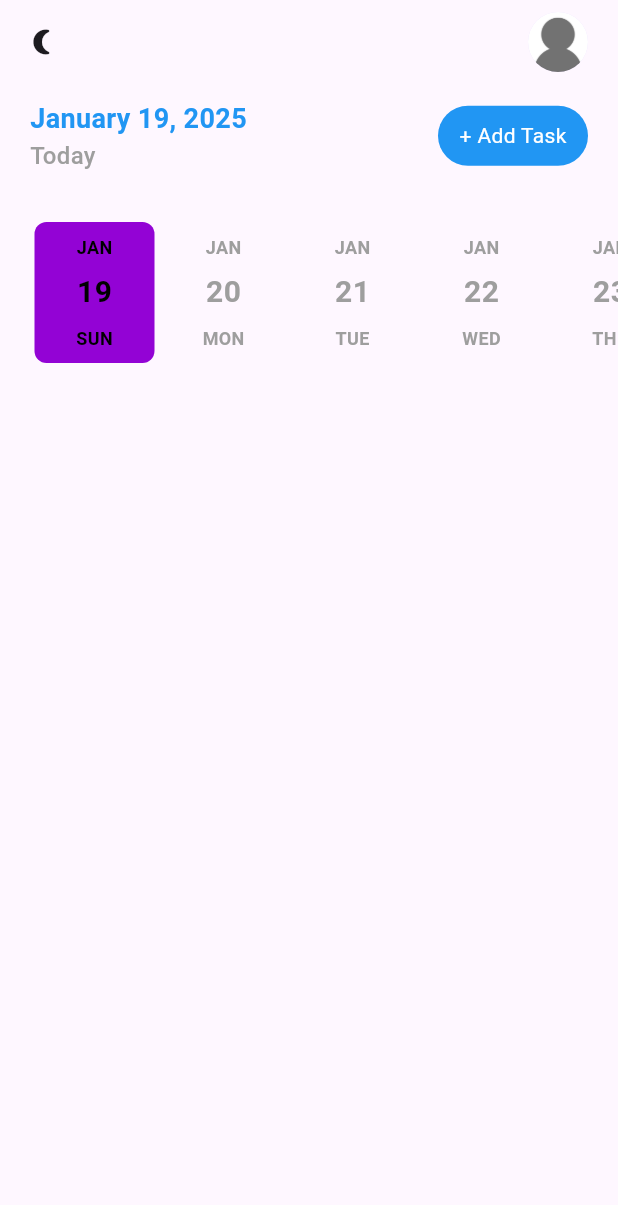
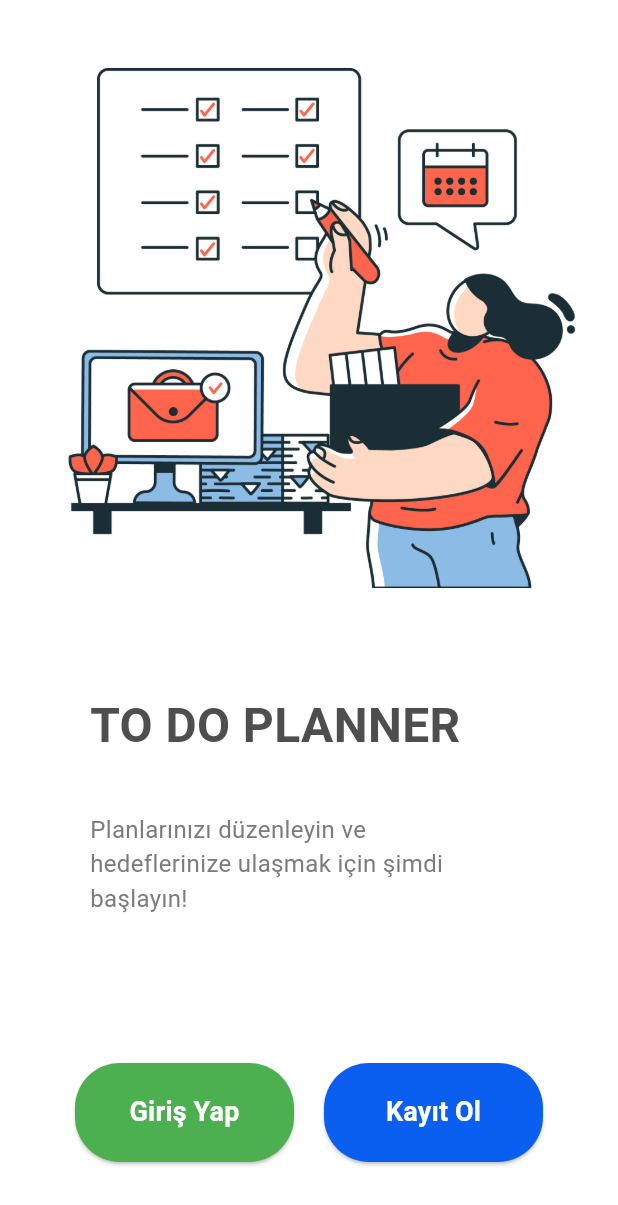
Before and after one commit to simgemede/MobileToDoPlanner, a Flutter app: the screen it shows after launch, on a phone screen of 412 x 824 dp. Shown: the top 1205 px of the screen. Run offline on Flutter 3.47's test engine with Material 3 defaults, Android fonts, the light colour scheme and no system bars; drawn by our look-alikes of date_picker_timeline; our stand-ins replace get, get_storage, sqflite; accounts and stored records are empty.

Commit message:
upd
giris kayıt

```diff
--- a/mobile_to_do_planner/lib/main.dart
+++ b/mobile_to_do_planner/lib/main.dart
@@ -4,7 +4,12 @@ import 'package:get_storage/get_storage.dart';
 import 'package:mobile_to_do_planner/UI/home_page.dart';
 import 'package:mobile_to_do_planner/UI/theme.dart';
 import 'package:mobile_to_do_planner/db/db_helper.dart';
+import 'package:mobile_to_do_planner/screens/baslangic_ekrani.dart';
+import 'package:mobile_to_do_planner/screens/giris_ekrani.dart';
+import 'package:mobile_to_do_planner/screens/kayit_ekrani.dart';
 import 'package:mobile_to_do_planner/services/theme_services.dart';
+
+
 
 Future<void> main() async {
   WidgetsFlutterBinding.ensureInitialized();
@@ -25,7 +30,11 @@ class MyApp extends StatelessWidget {
       theme: Themes.aydinlik,
       darkTheme: Themes.karanlik,
       themeMode: TemaServisi().temaModu,
-      home: Anasayfa(),
+      home: const BaslangicEkrani(),
+      routes: {
+        '/GirisEkrani': (context) => const GirisEkrani(),
+        '/kayitEkrani': (context) => const KayitEkrani(),
+      },
     );
   }
 }
--- /dev/null
+++ b/mobile_to_do_planner/lib/screens/baslangic_ekrani.dart
@@ -0,0 +1,128 @@
+import 'package:flutter/material.dart';
+
+class BaslangicEkrani extends StatelessWidget {
+  const BaslangicEkrani({super.key});
+
+  @override
+  Widget build(BuildContext context) {
+    return Scaffold(
+      backgroundColor:
+          const Color.fromARGB(255, 255, 255, 255), // Arka plan rengi
+      body: SafeArea(
+        child: Column(
+          crossAxisAlignment: CrossAxisAlignment.stretch,
+          children: [
+            // Üst Görsel Bölümü
+            Expanded(
+              flex: 5,
+              child: Padding(
+                padding: const EdgeInsets.all(20.0),
+                child: Image.asset(
+                  'images/baslangic.jpg', // Görsel dosyası yolu
+                  fit: BoxFit.contain,
+                ),
+              ),
+            ),
+            // Metin ve Açıklama Bölümü
+            Expanded(
+              flex: 3,
+              child: Padding(
+                padding: const EdgeInsets.symmetric(horizontal: 60.0),
+                child: Column(
+                  mainAxisAlignment: MainAxisAlignment.center,
+                  crossAxisAlignment: CrossAxisAlignment.start,
+                  children: [
+                    Text(
+                      'TO DO PLANNER',
+                      style: TextStyle(
+                        fontSize: 32,
+                        fontWeight: FontWeight.bold,
+                        color: Color(0xFF4E4E4E),
+                      ),
+                    ),
+                    const SizedBox(height: 35),
+                    Container(
+                      constraints: BoxConstraints(maxWidth: 250),
+                      child: Text(
+                        'Planlarınızı düzenleyin ve hedeflerinize ulaşmak için şimdi başlayın!',
+                        style: TextStyle(
+                          fontSize: 16,
+                          color: Color(0xFF7B7B7B),
+                        ),
+                        overflow: TextOverflow.visible,
+                      ),
+                    ),
+                  ],
+                ),
+              ),
+            ),
+            // Butonlar Bölümü
+            Expanded(
+              flex: 2,
+              child: Padding(
+                padding: const EdgeInsets.symmetric(horizontal: 50.0),
+                child: Row(
+                  mainAxisAlignment: MainAxisAlignment.spaceBetween,
+                  children: [
+                    // Giriş Yap Butonu
+                    Expanded(
+                      child: ElevatedButton(
+                        onPressed: () {
+                          // Giriş yapma ekranına yönlendirme
+                          Navigator.pushNamed(context, '/GirisEkrani');
+                        },
+                        style: ElevatedButton.styleFrom(
+                          backgroundColor: const Color(0xFF4CAF50), // Yeşil ton
+                          shape: RoundedRectangleBorder(
+                            borderRadius: BorderRadius.circular(30),
+                          ),
+                          padding: const EdgeInsets.symmetric(vertical: 20),
+                          minimumSize: Size(150, 50),
+                        ),
+                        child: const Text(
+                          'Giriş Yap',
+                          style: TextStyle(
+                            fontSize: 18,
+                            fontWeight: FontWeight.bold,
+                            color: Colors.white,
+                          ),
+                        ),
+                      ),
+                    ),
+                    const SizedBox(width: 20),
+                    // Kayıt Ol Butonu
+                    Expanded(
+                      child: ElevatedButton(
+                        onPressed: () {
+                          // Kayıt olma ekranına yönlendirme
+                          Navigator.pushNamed(context, '/kayitEkrani');
+                        },
+                        style: ElevatedButton.styleFrom(
+                          backgroundColor:
+                              const Color.fromARGB(255, 10, 94, 240),
+                          shape: RoundedRectangleBorder(
+                            borderRadius: BorderRadius.circular(30),
+                          ),
+                          padding: const EdgeInsets.symmetric(vertical: 20),
+                          minimumSize: Size(150, 50),
+                        ),
+                        child: const Text(
+                          'Kayıt Ol',
+                          style: TextStyle(
+                            fontSize: 18,
+                            fontWeight: FontWeight.bold,
+                            color: Colors.white,
+                          ),
+                        ),
+                      ),
+                    ),
+                  ],
+                ),
+              ),
+            ),
+          ],
+        ),
+      ),
+    );
+  }
+}
--- a/mobile_to_do_planner/pubspec.yaml
+++ b/mobile_to_do_planner/pubspec.yaml
@@ -30,6 +30,8 @@ environment:
 dependencies:
   flutter:
     sdk: flutter
+  sqflite: ^2.4.1 # SQLite veritabanı için
+  path_provider: ^2.0.2
 
 
   # The following adds the Cupertino Icons font to your application.
@@ -46,7 +48,7 @@ dependencies:
 dev_dependencies:
   flutter_test:
     sdk: flutter
-  sqflite:
+
 
   # The "flutter_lints" package below contains a set of recommended lints to
   # encourage good coding practices. The lint set provided by the package is
```
Also changed, not shown: mobile_to_do_planner/lib/db/db_helper.dart (+52 -1 lines), mobile_to_do_planner/lib/screens/giris_ekrani.dart (added, +157 -0 lines), mobile_to_do_planner/lib/screens/kayit_ekrani.dart (added, +216 -0 lines), mobile_to_do_planner/images/baslangic.jpg (added), mobile_to_do_planner/pubspec.lock.
